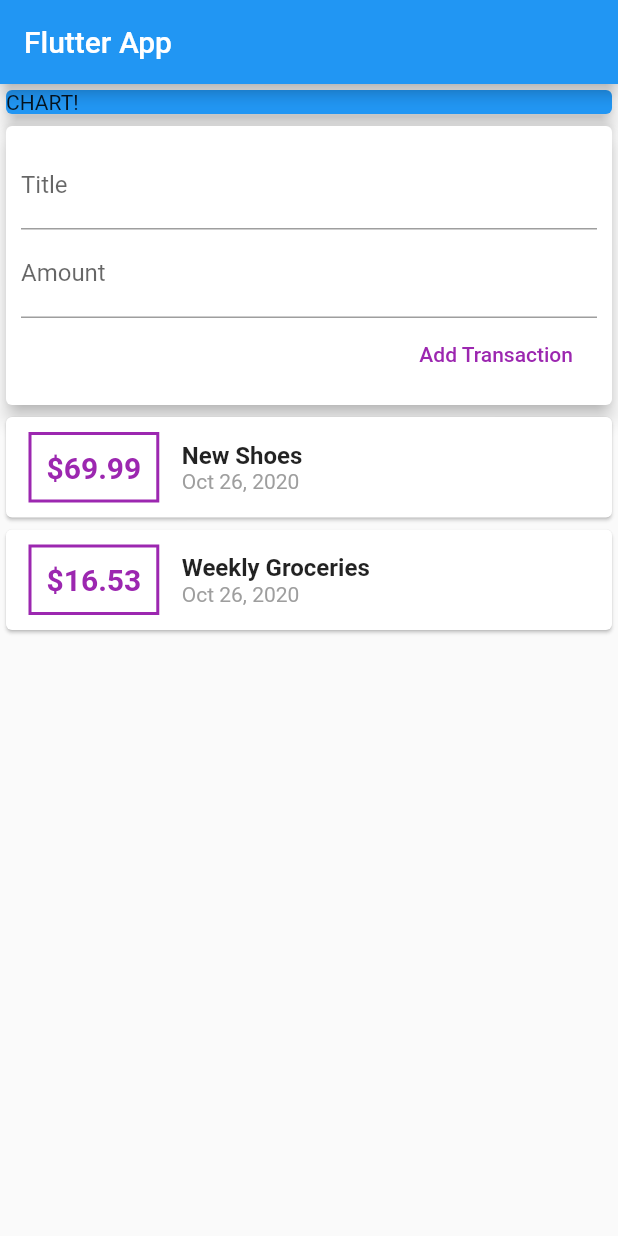
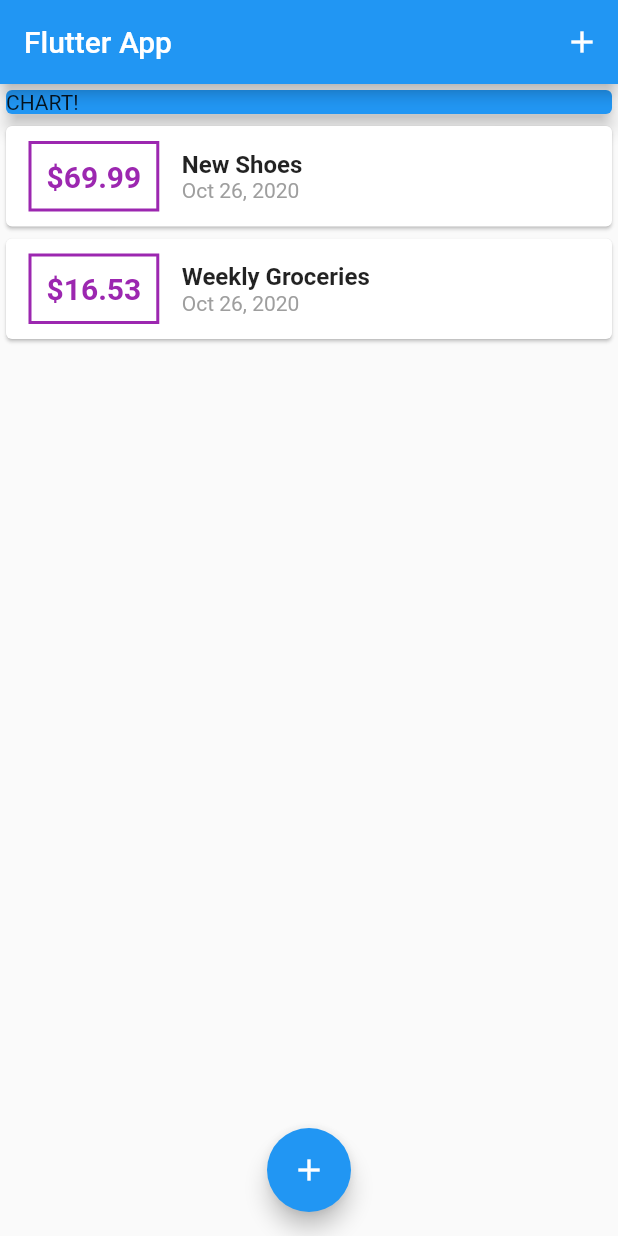
Before and after one commit to AbdullahHanfy/personal_expenses_FlutterApp, a Flutter app: the screen it shows after launch, on a phone screen of 412 x 824 dp. Run offline on Flutter 3.47's test engine with Material 2 defaults, Android fonts, the phone set to English and light mode, and no system bars.

```diff
--- a/lib/main.dart
+++ b/lib/main.dart
@@ -1,6 +1,5 @@
 import 'package:flutter/material.dart';
-
-import './widgets/user_transactions.dart';
+import './screens/home_page.dart';
 
 void main() => runApp(MyApp());
 
@@ -13,33 +12,3 @@ class MyApp extends StatelessWidget {
     );
   }
 }
-
-class MyHomePage extends StatelessWidget {
-  // String titleInput;
-  // String amountInput;
-  final titleController = TextEditingController();
-  final amountController = TextEditingController();
-
-  @override
-  Widget build(BuildContext context) {
-    return Scaffold(
-      appBar: AppBar(
-        title: Text('Flutter App'),
-      ),
-      body: Column(
-        crossAxisAlignment: CrossAxisAlignment.stretch,
-        children: <Widget>[
-          Container(
-            width: double.infinity,
-            child: Card(
-              color: Colors.blue,
-              child: Text('CHART!'),
-              elevation: 5,
-            ),
-          ),
-          UserTransactions()
-        ],
-      ),
-    );
-  }
-}
--- /dev/null
+++ b/lib/screens/home_page.dart
@@ -0,0 +1,91 @@
+import 'package:flutter/material.dart';
+import '../widgets/new_transaction.dart';
+import '../widgets/transaction_list.dart';
+import '../models/transaction.dart';
+
+class MyHomePage extends StatefulWidget {
+  // String titleInput;
+  // String amountInput;
+  @override
+  _MyHomePageState createState() => _MyHomePageState();
+}
+
+class _MyHomePageState extends State<MyHomePage> {
+  final List<Transaction> _userTransactions = [
+    Transaction(
+      id: 't1',
+      title: 'New Shoes',
+      amount: 69.99,
+      date: DateTime.now(),
+    ),
+    Transaction(
+      id: 't2',
+      title: 'Weekly Groceries',
+      amount: 16.53,
+      date: DateTime.now(),
+    ),
+  ];
+
+  void _addNewTransaction(String txTitle, double txAmount) {
+    final newTx = Transaction(
+      title: txTitle,
+      amount: txAmount,
+      date: DateTime.now(),
+      id: DateTime.now().toString(),
+    );
+
+    setState(() {
+      _userTransactions.add(newTx);
+    });
+  }
+
+  void _startAddNewTransaction(BuildContext ctx) {
+    showModalBottomSheet(
+      context: ctx,
+      builder: (_) {
+        return GestureDetector(
+          onTap: () {},
+          child: NewTransaction(_addNewTransaction),
+          behavior: HitTestBehavior.opaque,
+        );
+      },
+    );
+  }
+
+  @override
+  Widget build(BuildContext context) {
+    return Scaffold(
+      appBar: AppBar(
+        title: Text('Flutter App'),
+        actions: <Widget>[
+          IconButton(
+            icon: Icon(Icons.add),
+            onPressed: () => _startAddNewTransaction(context),
+          ),
+        ],
+      ),
+      body: SingleChildScrollView(
+        child: Column(
+          // mainAxisAlignment: MainAxisAlignment.start,
+          crossAxisAlignment: CrossAxisAlignment.stretch,
+          children: <Widget>[
+            Container(
+              width: double.infinity,
+              child: Card(
+                color: Colors.blue,
+                child: Text('CHART!'),
+                elevation: 5,
+              ),
+            ),
+            TransactionList(_userTransactions),
+          ],
+        ),
+      ),
+      floatingActionButtonLocation: FloatingActionButtonLocation.centerFloat,
+      floatingActionButton: FloatingActionButton(
+        child: Icon(Icons.add),
+        onPressed: () => _startAddNewTransaction(context),
+      ),
+    );
+  }
+}
--- a/lib/widgets/transaction_list.dart
+++ b/lib/widgets/transaction_list.dart
@@ -10,8 +10,10 @@ class TransactionList extends StatelessWidget {
 
   @override
   Widget build(BuildContext context) {
-    return Column(
-      children: transactions.map((tx) {
+    return Container(
+      height: 300,
+      child: ListView.builder(
+        itemBuilder: (ctx, index) {
           return Card(
             child: Row(
               children: <Widget>[
@@ -28,7 +30,7 @@ class TransactionList extends StatelessWidget {
                   ),
                   padding: EdgeInsets.all(10),
                   child: Text(
-                  '\$${tx.amount}',
+                    '\$${transactions[index].amount.toStringAsFixed(2)}',
                     style: TextStyle(
                       fontWeight: FontWeight.bold,
                       fontSize: 20,
@@ -40,14 +42,14 @@ class TransactionList extends StatelessWidget {
                   crossAxisAlignment: CrossAxisAlignment.start,
                   children: <Widget>[
                     Text(
-                    tx.title,
+                      transactions[index].title,
                       style: TextStyle(
                         fontSize: 16,
                         fontWeight: FontWeight.bold,
                       ),
                     ),
                     Text(
-                    DateFormat.yMMMd().format(tx.date),
+                      DateFormat.yMMMd().format(transactions[index].date),
                       style: TextStyle(
                         color: Colors.grey,
                       ),
@@ -57,7 +59,9 @@ class TransactionList extends StatelessWidget {
               ],
             ),
           );
-      }).toList(),
+        },
+        itemCount: transactions.length,
+      ),
     );
   }
 }
--- a/lib/widgets/user_transactions.dart
+++ /dev/null
@@ -1,49 +0,0 @@
-import 'package:flutter/material.dart';
-import './new_transaction.dart';
-import './transaction_list.dart';
-import '../models/transaction.dart';
-
-class UserTransactions extends StatefulWidget {
-  @override
-  _UserTransactionsState createState() => _UserTransactionsState();
-}
-
-class _UserTransactionsState extends State<UserTransactions> {
-  final List<Transaction> _userTransactions = [
-    Transaction(
-      id: 't1',
-      title: 'New Shoes',
-      amount: 69.99,
-      date: DateTime.now(),
-    ),
-    Transaction(
-      id: 't2',
-      title: 'Weekly Groceries',
-      amount: 16.53,
-      date: DateTime.now(),
-    ),
-  ];
-
-  void _addNewTransaction(String txTitle, double txAmount) {
-    final newTx = Transaction(
-      title: txTitle,
-      amount: txAmount,
-      date: DateTime.now(),
-      id: DateTime.now().toString(),
-    );
-
-    setState(() {
-      _userTransactions.add(newTx);
-    });
-  }
-
-  @override
-  Widget build(BuildContext context) {
-    return Column(
-      children: <Widget>[
-        NewTransaction(_addNewTransaction),
-        TransactionList(_userTransactions),
-      ],
-    );
-  }
-}
```
Also changed, not shown: lib/widgets/new_transaction.dart (+28 -8 lines). Lines whose indentation alone changed are shown as unchanged.
